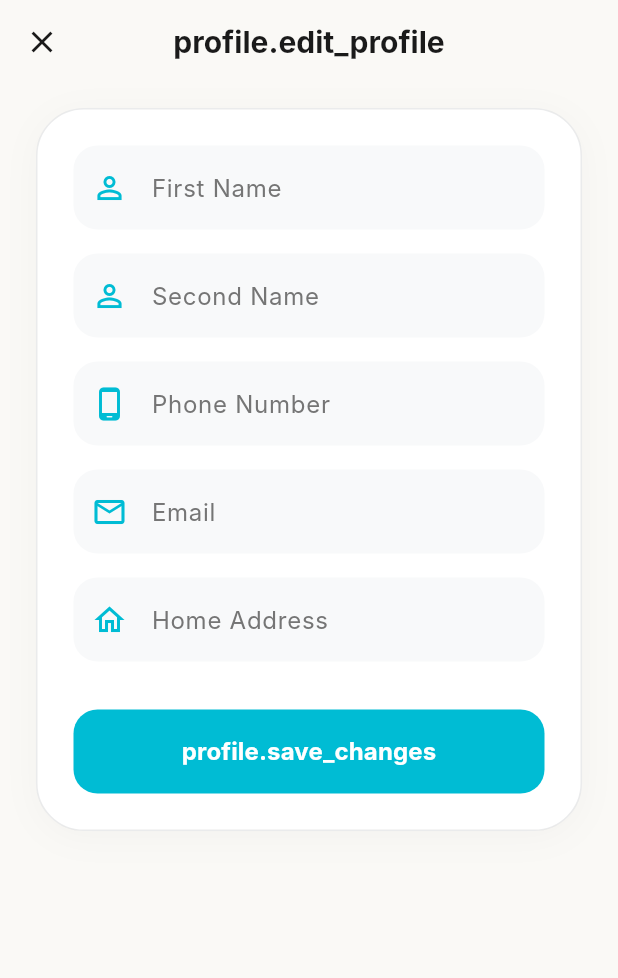
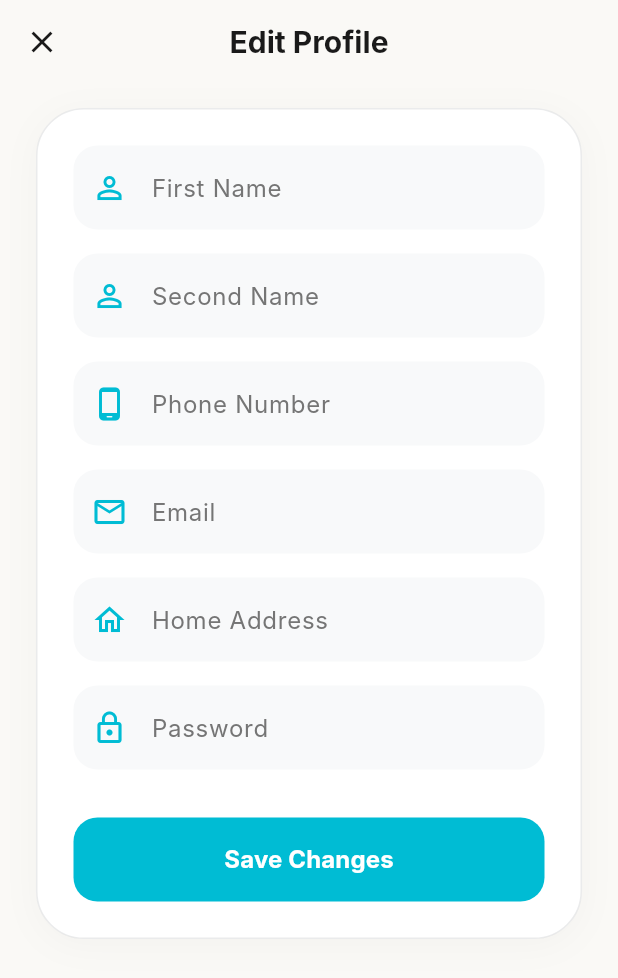
Before and after one commit to 2201070/S_Report_System, a Flutter app: the EditUserProfileScreen screen opened directly with empty values, on a phone screen of 412 x 824 dp. Shown: the top 978 px of the screen. Run offline on Flutter 3.47's test engine with Material 3 defaults, Android fonts, the phone set to English and light mode, and no system bars; our stand-ins replace cached_network_image, cloud_firestore, dartz, dio, easy_localization, equatable and 15 more; missing offline and left inert: record; accounts and stored records are empty; network calls fail; Roboto replaces fonts that are missing (Inter).

Commit message:
.final edit

```diff
--- a/lib/features/profile/presentation/cubit/profile_cubit.dart
+++ b/lib/features/profile/presentation/cubit/profile_cubit.dart
@@ -35,6 +35,7 @@ class ProfileCubit extends Cubit<ProfileState> {
     required String phone,
     required String email,
     required String address,
+    required String password,
   }) async {
     emit(const ProfileLoading());
     final prefs = await SharedPreferences.getInstance();
@@ -47,6 +48,7 @@ class ProfileCubit extends Cubit<ProfileState> {
       "email": email,
       "phone": phone,
       "cityId": cityId, // 👈 تأكد من تضمين الـ cityId في البيانات المرسلة للتحديث
+      "password": password, // 👈 تأكد من تضمين الـ password في البيانات المرسلة للتحديث
     };
 
     final result = await updateProfileUseCase(data);
--- a/lib/features/profile/presentation/screens/edit_user_profile_screen.dart
+++ b/lib/features/profile/presentation/screens/edit_user_profile_screen.dart
@@ -1,10 +1,10 @@
 import 'package:flutter/material.dart';
-import 'package:easy_localization/easy_localization.dart';
 import 'package:flutter_bloc/flutter_bloc.dart';
 import 'package:s_report_system/core/theme/app_colors.dart';
 import 'package:s_report_system/features/profile/data/models/user_profile_model.dart';
 import 'package:s_report_system/features/profile/presentation/cubit/profile_cubit.dart';
 import 'package:s_report_system/features/profile/presentation/cubit/profile_state.dart';
+import 'package:s_report_system/core/localization/localization_extension.dart';
 
 class EditUserProfileScreen extends StatefulWidget {
   final UserProfileModel user;
@@ -21,6 +21,8 @@ class _EditUserProfileScreenState extends State<EditUserProfileScreen> {
   late TextEditingController _phoneController;
   late TextEditingController _emailController;
   late TextEditingController _addressController;
+  late TextEditingController _passwordController;
+
   @override
   void initState() {
     super.initState();
@@ -29,6 +31,7 @@ class _EditUserProfileScreenState extends State<EditUserProfileScreen> {
     _phoneController = TextEditingController(text: widget.user.phone);
     _emailController = TextEditingController(text: widget.user.email);
     _addressController = TextEditingController(text: widget.user.homeAddress);
+    _passwordController = TextEditingController();
   }
 
   @override
@@ -38,6 +41,7 @@ class _EditUserProfileScreenState extends State<EditUserProfileScreen> {
     _phoneController.dispose();
     _emailController.dispose();
     _addressController.dispose();
+    _passwordController.dispose();
     super.dispose();
   }
 
@@ -49,6 +53,7 @@ class _EditUserProfileScreenState extends State<EditUserProfileScreen> {
             phone: _phoneController.text.trim(),
             email: _emailController.text.trim(),
             address: _addressController.text.trim(),
+            password: _passwordController.text.trim(),
           );
     }
   }
@@ -66,16 +71,15 @@ class _EditUserProfileScreenState extends State<EditUserProfileScreen> {
           onPressed: () => Navigator.of(context).pop(),
         ),
         title: Text(
-          'profile.edit_profile'.tr(),
+          'profile.edit_profile'.trWithFallback('Edit Profile'),
           style: const TextStyle(color: Color(0xFF1A1A1A), fontSize: 20, fontWeight: FontWeight.bold),
         ),
       ),
       body: BlocConsumer<ProfileCubit, ProfileState>(
         listener: (context, state) {
-          // ✅ التعديل الجوهري هنا: بنسمع لحالة "نجاح التعديل" فقط
           if (state is ProfileUpdateSuccess) {
             ScaffoldMessenger.of(context).showSnackBar(
-                SnackBar(content: Text('profile.update_success'.tr())));
+                SnackBar(content: Text('profile.update_success'.trWithFallback('Profile updated successfully'))));
             Navigator.pop(context);
           } else if (state is ProfileError) {
             ScaffoldMessenger.of(context).showSnackBar(
@@ -84,7 +88,6 @@ class _EditUserProfileScreenState extends State<EditUserProfileScreen> {
         },
         builder: (context, state) {
           final isLoading = state is ProfileLoading;
-
           return SafeArea(
             child: SingleChildScrollView(
               padding: const EdgeInsets.symmetric(horizontal: 24, vertical: 16),
@@ -108,14 +111,14 @@ class _EditUserProfileScreenState extends State<EditUserProfileScreen> {
                         controller: _firstNameController,
                         label: 'First Name',
                         icon: Icons.person_outline,
-                        validator: (value) => value == null || value.isEmpty ? 'errors.required_field'.tr() : null,
+                        validator: (value) => value == null || value.isEmpty ? 'errors.required_field'.trWithFallback('This field is required') : null,
                       ),
                       const SizedBox(height: 16),
                       _CustomTextField(
                         controller: _secondNameController,
                         label: 'Second Name',
                         icon: Icons.person_outline,
-                        validator: (value) => value == null || value.isEmpty ? 'errors.required_field'.tr() : null,
+                        validator: (value) => value == null || value.isEmpty ? 'errors.required_field'.trWithFallback('This field is required') : null,
                       ),
                       const SizedBox(height: 16),
                       _CustomTextField(
@@ -123,7 +126,7 @@ class _EditUserProfileScreenState extends State<EditUserProfileScreen> {
                         label: 'Phone Number',
                         icon: Icons.phone_android_rounded,
                         keyboardType: TextInputType.phone,
-                        validator: (value) => value == null || value.isEmpty ? 'errors.required_field'.tr() : null,
+                        validator: (value) => value == null || value.isEmpty ? 'errors.required_field'.trWithFallback('This field is required') : null,
                       ),
                       const SizedBox(height: 16),
                       _CustomTextField(
@@ -131,14 +134,22 @@ class _EditUserProfileScreenState extends State<EditUserProfileScreen> {
                         label: 'Email',
                         icon: Icons.email_outlined,
                         keyboardType: TextInputType.emailAddress,
-                        validator: (value) => value == null || value.isEmpty ? 'errors.required_field'.tr() : null,
+                        validator: (value) => value == null || value.isEmpty ? 'errors.required_field'.trWithFallback('This field is required') : null,
                       ),
                       const SizedBox(height: 16),
                       _CustomTextField(
                         controller: _addressController,
                         label: 'Home Address',
                         icon: Icons.home_outlined,
-                        validator: (value) => value == null || value.isEmpty ? 'errors.required_field'.tr() : null,
+                        validator: (value) => value == null || value.isEmpty ? 'errors.required_field'.trWithFallback('This field is required') : null,
+                      ),
+                      const SizedBox(height: 16),
+                      _CustomTextField(
+                        controller: _passwordController,
+                        label: 'Password',
+                        icon: Icons.lock_outline,
+                        obscureText: true,
+                        validator: (value) => value == null || value.isEmpty ? 'errors.required_field'.trWithFallback('This field is required') : null,
                       ),
                       const SizedBox(height: 32),
                       SizedBox(
@@ -154,7 +165,7 @@ class _EditUserProfileScreenState extends State<EditUserProfileScreen> {
                           ),
                           child: isLoading
                               ? const SizedBox(width: 24, height: 24, child: CircularProgressIndicator(color: Colors.white, strokeWidth: 2))
-                              : Text('profile.save_changes'.tr(), style: const TextStyle(fontSize: 16, fontWeight: FontWeight.bold)),
+                              : Text('profile.save_changes'.trWithFallback('Save Changes'), style: const TextStyle(fontSize: 16, fontWeight: FontWeight.bold)),
                         ),
                       ),
                     ],
@@ -175,6 +186,7 @@ class _CustomTextField extends StatelessWidget {
   final IconData icon;
   final TextInputType keyboardType;
   final String? Function(String?) validator;
+  final bool obscureText;
 
   const _CustomTextField({
     required this.controller,
@@ -182,6 +194,7 @@ class _CustomTextField extends StatelessWidget {
     required this.icon,
     this.keyboardType = TextInputType.text,
     required this.validator,
+    this.obscureText = false,
   });
 
   @override
@@ -190,6 +203,7 @@ class _CustomTextField extends StatelessWidget {
       controller: controller,
       keyboardType: keyboardType,
       validator: validator,
+      obscureText: obscureText,
       style: const TextStyle(color: Color(0xFF1A1A1A)),
       decoration: InputDecoration(
         labelText: label,
```
Also changed, not shown: assets/translations/ar.json (+7 -2 lines), assets/translations/en.json (+7 -2 lines), lib/core/localization/localization_extension.dart (added, +18 -0 lines), lib/features/profile/data/datasources/profile_remote_data_source.dart (+9 -76 lines), lib/report_injection.dart (+3 -5 lines).
